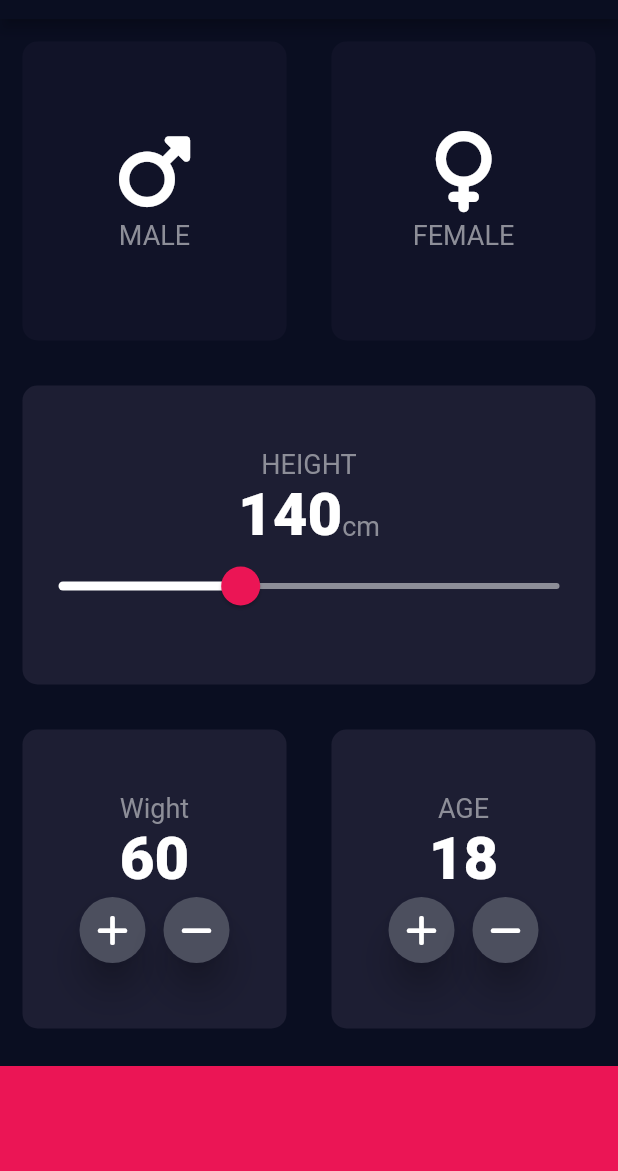
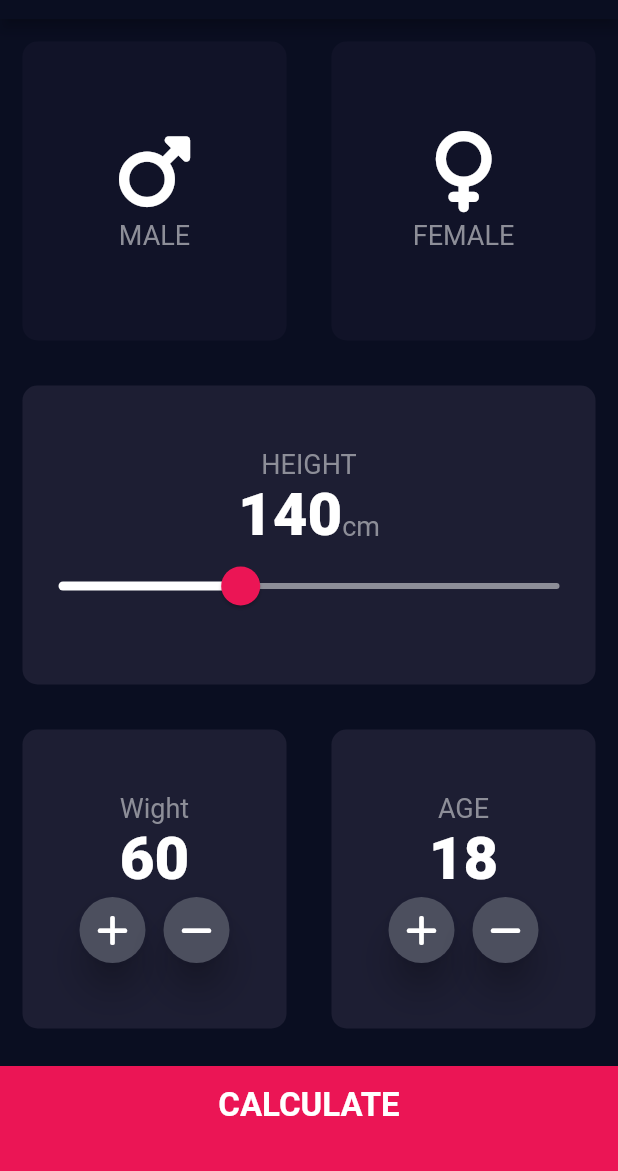
Before and after one commit to Hashimkhann1/BMI_Calculator_Flutter_App, a Flutter app: the screen it shows after launch, on a phone screen of 412 x 824 dp, the part 65-1236 px from its top. Run offline on Flutter 3.47's test engine with Material 2 defaults, Android fonts, the phone set to English and light mode, and no system bars; our stand-ins replace font_awesome_flutter.

Commit message:
Now BMI calculator is fully functional clone it and check your BMI in my BMI calculator flutter app if you wish

```diff
--- /dev/null
+++ b/lib/components/buttom_buttom.dart
@@ -0,0 +1,30 @@
+import 'package:flutter/material.dart';
+import '../constant.dart'; //file
+
+class ButtomButton extends StatelessWidget {
+
+  ButtomButton({@required this.buttomTitle , @required this.onTap});
+  final VoidCallback? onTap;
+  final String? buttomTitle;
+
+  @override
+  Widget build(BuildContext context) {
+    return GestureDetector(
+      onTap: onTap,
+      child: Container(
+        child: Center(
+          child: Text(
+          buttomTitle.toString(),
+            style: kCalculateButton,
+          ),
+        ),
+        color: kBottomContaierColor,
+        margin: const EdgeInsets.only(top: 10.0),
+        padding: EdgeInsets.only(bottom: 18.0),
+        width: double.infinity,
+        height: kBodyBottomContainer,
+
+      ),
+    );
+  }
+}
--- a/lib/icon_content.dart
+++ b/lib/components/icon_content.dart
@@ -1,5 +1,5 @@
 import 'package:flutter/material.dart';
-import 'constant.dart'; //file
+import '../constant.dart'; //file
 
 
 class iconContent extends StatelessWidget {
--- a/lib/reusable_card.dart
+++ b/lib/components/reusable_card.dart
@@ -1,9 +1,9 @@
 import 'package:flutter/material.dart';
 
 
-class ReuableCard extends StatelessWidget {
+class ReusableCard extends StatelessWidget {
 
-  ReuableCard({@required this.colour , this.cardChild , this.onTap});
+  ReusableCard({@required this.colour , this.cardChild , this.onTap});
 
   final dynamic colour;
   final Widget? cardChild;
--- /dev/null
+++ b/lib/components/round_icon_button.dart
@@ -0,0 +1,24 @@
+import 'package:flutter/material.dart';
+
+class RoundIconbutton extends StatelessWidget {
+
+  RoundIconbutton({@required this.icon , @required this.onTap});
+
+  final IconData? icon;
+  final  VoidCallback? onTap;
+
+  @override
+  Widget build(BuildContext context) {
+    return RawMaterialButton(
+      child: Icon(icon),
+      onPressed: onTap,
+      elevation: 10.0,
+      constraints: BoxConstraints.tightFor(
+          width: 44.0,
+          height: 44.0
+      ),
+      shape: CircleBorder(),
+      fillColor: Color(0xFF4C4F5E),
+    );
+  }
+}
--- a/lib/main.dart
+++ b/lib/main.dart
@@ -1,5 +1,5 @@
 import 'package:flutter/material.dart';
-import 'input_page.dart';
+import 'screen/input_page.dart';
 
 void main() {
   runApp(BMICalculator());
--- a/lib/input_page.dart
+++ b/lib/screen/input_page.dart
@@ -1,8 +1,12 @@
 import 'package:flutter/material.dart';
 import 'package:font_awesome_flutter/font_awesome_flutter.dart'; //font_awesome_Icon
-import 'icon_content.dart'; // file
-import 'reusable_card.dart'; //file
-import 'constant.dart'; //file
+import '../components/icon_content.dart'; // file
+import '../components/reusable_card.dart'; //file
+import '../constant.dart'; //file
+import '../components/round_icon_button.dart'; //file
+import '../screen/result_page.dart'; //file
+import '../components/buttom_buttom.dart';
+import 'package:bmi_calculator/calculator-brain.dart';
 
 
 
@@ -41,7 +45,7 @@ class _InputPageState extends State<InputPage> {
           Expanded(child: Row(
             children: <Widget>[
               Expanded(
-                  child: ReuableCard(
+                  child: ReusableCard(
                     onTap: () => {
                       setState(() {
                         selectedGender = Gender.male;
@@ -52,7 +56,7 @@ class _InputPageState extends State<InputPage> {
                   ),
               ),
               Expanded(
-                  child: ReuableCard(
+                  child: ReusableCard(
                     onTap: () => {
                       setState(() {
                         selectedGender = Gender.female;
@@ -65,7 +69,7 @@ class _InputPageState extends State<InputPage> {
             ],
           )),
           Expanded(
-            child: ReuableCard(
+            child: ReusableCard(
                 colour: kAtiveCardColour,
                 cardChild: Column(
                   mainAxisAlignment: MainAxisAlignment.center,
@@ -115,7 +119,7 @@ class _InputPageState extends State<InputPage> {
           Expanded(child: Row(
             children: <Widget>[
               Expanded(
-                child: ReuableCard(
+                child: ReusableCard(
                     colour: kAtiveCardColour,
                   cardChild: Column(
                     mainAxisAlignment: MainAxisAlignment.center,
@@ -158,7 +162,7 @@ class _InputPageState extends State<InputPage> {
                 ),
               ),
               Expanded(
-                  child: ReuableCard(
+                  child: ReusableCard(
                       colour: kAtiveCardColour,
                     cardChild: Column(
                       mainAxisAlignment: MainAxisAlignment.center,
@@ -201,38 +205,20 @@ class _InputPageState extends State<InputPage> {
               )
             ],
           )),
-          Container(
-            color: kBottomContaierColor,
-            margin: const EdgeInsets.only(top: 10.0),
-            width: double.infinity,
-            height: kBodyBottomContainer,
+          ButtomButton(
+            buttomTitle: 'CALCULATE',
+            onTap:  (){
+              CalculatorBrain calc = CalculatorBrain(height, weight);
+              Navigator.push(context, MaterialPageRoute(builder: (context) => ResutsPage(
+                bmiResult: calc.calculateBMI(),
+                resultText: calc.getResult(),
+                interpretation: calc.getInterpretation(),
+              ),
+              ),);
+            },
           )
         ],
       )
     );
   }
 }
-
-
-class RoundIconbutton extends StatelessWidget {
-
-  RoundIconbutton({@required this.icon , @required this.onTap});
-
-  final IconData? icon;
-  final  VoidCallback? onTap;
-
-  @override
-  Widget build(BuildContext context) {
-    return RawMaterialButton(
-      child: Icon(icon),
-      onPressed: onTap,
-      elevation: 10.0,
-      constraints: BoxConstraints.tightFor(
-        width: 44.0,
-        height: 44.0
-      ),
-      shape: CircleBorder(),
-      fillColor: Color(0xFF4C4F5E),
-    );
-  }
-}
```
Also changed, not shown: lib/calculator-brain.dart (added, +42 -0 lines), lib/constant.dart (+24 -0 lines), lib/screen/result_page.dart (added, +67 -0 lines).
